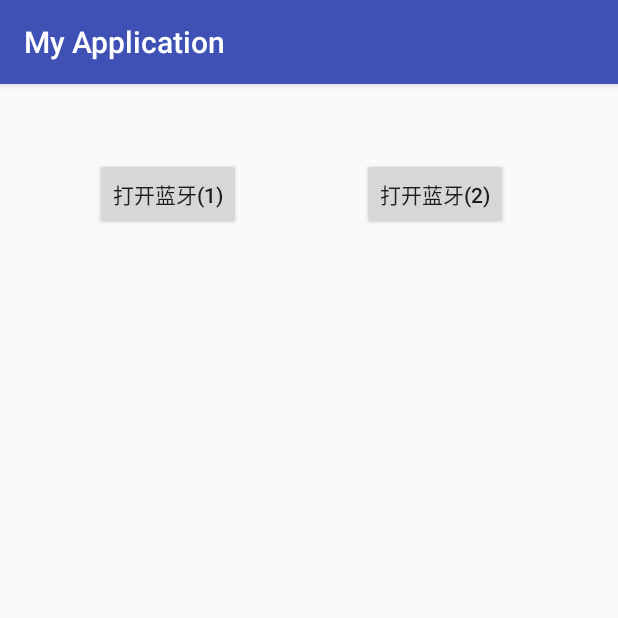
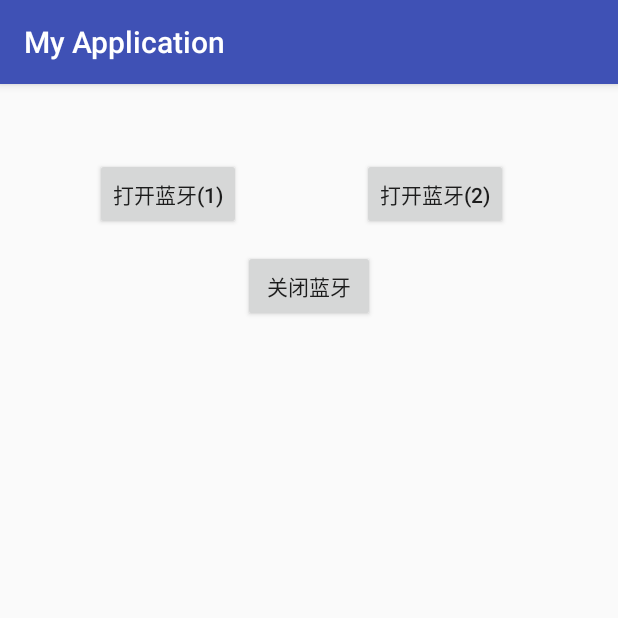
Before and after one commit to rty813/zhang.myapplication, an Android app: the BluetoothActivity screen opened directly, with no data from a screen before it, after a tap on "打开蓝牙(2)", on a phone screen of 412 x 824 dp, the top half of it. Run offline under Robolectric (Android 15) with nearby library versions, the phone set to English and light mode, and no system bars.

Commit message:
加入了蓝牙的关闭功能

```diff
--- a/app/src/main/java/com/example/zhang/myapplication/BluetoothActivity.java
+++ b/app/src/main/java/com/example/zhang/myapplication/BluetoothActivity.java
@@ -16,10 +16,11 @@ public class BluetoothActivity extends AppCompatActivity implements View.OnClick
 
         findViewById(R.id.btnOpenBluetooth1).setOnClickListener(this);
         findViewById(R.id.btnOpenBluetooth2).setOnClickListener(this);
-
+        findViewById(R.id.btnShutBluetooth).setOnClickListener(this);
     }
 
     @Override
+    BluetoothAdapter adapter = BluetoothAdapter.getDefaultAdapter();
     public void onClick(View view) {
         switch (view.getId())
         {
@@ -28,8 +29,10 @@ public class BluetoothActivity extends AppCompatActivity implements View.OnClick
                 startActivityForResult(enableIntent,1);
                 break;
             case R.id.btnOpenBluetooth2:
-                BluetoothAdapter adapter = BluetoothAdapter.getDefaultAdapter();
                 adapter.enable();
+                break;
+            case R.id.btnShutBluetooth:
+                adapter.disable();
                 break;
         }
     }
--- a/app/src/main/res/layout/activity_bluetooth.xml
+++ b/app/src/main/res/layout/activity_bluetooth.xml
@@ -32,4 +32,13 @@
         android:layout_marginRight="57dp"
         android:layout_marginEnd="57dp"
         android:id="@+id/btnOpenBluetooth2" />
+
+    <Button
+        android:text="关闭蓝牙"
+        android:layout_width="wrap_content"
+        android:layout_height="wrap_content"
+        android:layout_marginTop="13dp"
+        android:id="@+id/btnShutBluetooth"
+        android:layout_below="@+id/btnOpenBluetooth1"
+        android:layout_centerHorizontal="true" />
 </RelativeLayout>
```
Also changed, not shown: 2 other files.
